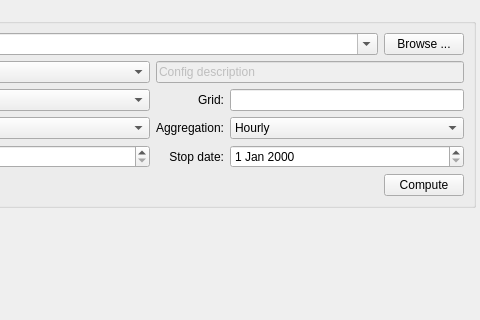
Old version of the form src/ui/mappingview.ui in the repository VITObelgium/cpp-infra; both pictures show x 218 to 698 and y 0 to 320 of the 698 by 573 pixel window.
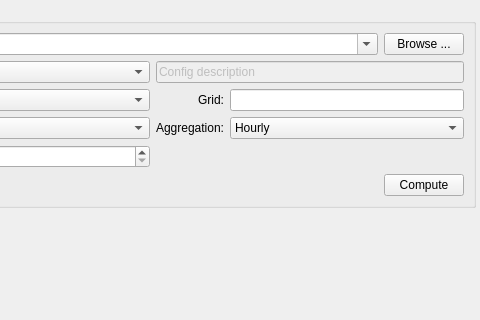
New version of the form. Custom widgets are drawn as their Qt base class.

Commit message: Fix cell format

```diff
--- a/src/ui/mappingview.ui
+++ b/src/ui/mappingview.ui
@@ -227,9 +227,6 @@
         <item row="5" column="2">
          <widget class="QDateEdit" name="dateEdit"/>
         </item>
-        <item row="5" column="4">
-         <widget class="QDateEdit" name="dateEdit_2"/>
-        </item>
         <item row="5" column="0">
          <widget class="QLabel" name="label_6">
           <property name="text">
@@ -240,16 +237,6 @@
           </property>
          </widget>
         </item>
-        <item row="5" column="3">
-         <widget class="QLabel" name="label_7">
-          <property name="text">
-           <string>Stop date:</string>
-          </property>
-          <property name="alignment">
-           <set>Qt::AlignRight|Qt::AlignTrailing|Qt::AlignVCenter</set>
-          </property>
-         </widget>
-        </item>
        </layout>
       </widget>
      </item>
```
The commit also changes 2 other files.
